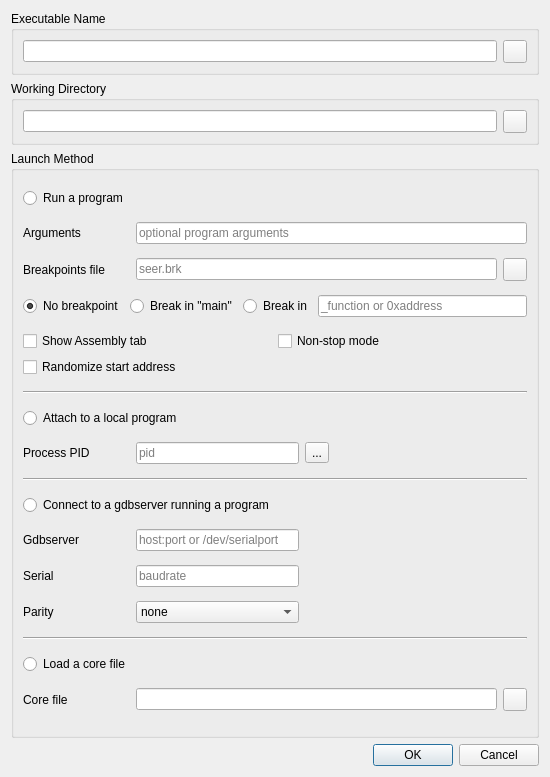
Before: the Qt Designer form src/SeerDebugDialog.ui in epasveer/seer, drawn with Qt 5.
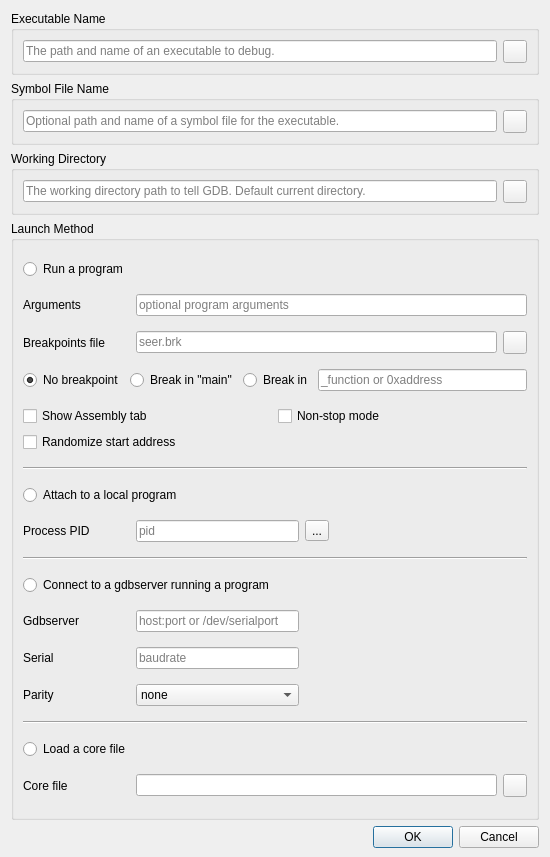
After: the same form once the commit is applied. Icons and pictures are not drawn.

Commit message: Added alternate file to load symbols from (instead of the debugee executable).

Patch:
```diff
--- a/src/SeerDebugDialog.ui
+++ b/src/SeerDebugDialog.ui
@@ -7,24 +7,17 @@
     <x>0</x>
     <y>0</y>
     <width>550</width>
-    <height>777</height>
+    <height>857</height>
    </rect>
   </property>
   <property name="windowTitle">
    <string>Select Executable to Debug</string>
   </property>
-  <layout class="QGridLayout" name="gridLayout_4">
-   <item row="3" column="0">
-    <widget class="QDialogButtonBox" name="buttonBox">
-     <property name="orientation">
-      <enum>Qt::Horizontal</enum>
-     </property>
-     <property name="standardButtons">
-      <set>QDialogButtonBox::Cancel|QDialogButtonBox::Ok</set>
-     </property>
-    </widget>
-   </item>
-   <item row="0" column="0">
+  <layout class="QVBoxLayout" name="verticalLayout">
+   <property name="bottomMargin">
+    <number>9</number>
+   </property>
+   <item>
     <widget class="QGroupBox" name="executableNameGroupBox">
      <property name="title">
       <string>Executable Name</string>
@@ -36,6 +29,9 @@
       <bool>false</bool>
      </property>
      <layout class="QGridLayout" name="gridLayout_2">
+      <property name="bottomMargin">
+       <number>9</number>
+      </property>
       <item row="0" column="0">
        <widget class="QLineEdit" name="executableNameLineEdit">
         <property name="sizePolicy">
@@ -47,6 +43,9 @@
         <property name="toolTip">
          <string>The path and name of an executable to debug.</string>
         </property>
+        <property name="placeholderText">
+         <string>The path and name of an executable to debug.</string>
+        </property>
         <property name="clearButtonEnabled">
          <bool>true</bool>
         </property>
@@ -75,7 +74,61 @@
      </layout>
     </widget>
    </item>
-   <item row="1" column="0">
+   <item>
+    <widget class="QGroupBox" name="executableSymbolNameGroupBox">
+     <property name="title">
+      <string>Symbol File Name</string>
+     </property>
+     <property name="alignment">
+      <set>Qt::AlignLeading|Qt::AlignLeft|Qt::AlignTop</set>
+     </property>
+     <property name="flat">
+      <bool>false</bool>
+     </property>
+     <layout class="QGridLayout" name="gridLayout_4">
+      <item row="0" column="0">
+       <widget class="QLineEdit" name="executableSymbolNameLineEdit">
+        <property name="sizePolicy">
+         <sizepolicy hsizetype="Expanding" vsizetype="Fixed">
+          <horstretch>0</horstretch>
+          <verstretch>0</verstretch>
+         </sizepolicy>
+        </property>
+        <property name="toolTip">
+         <string>Optional path and name of a symbol file for the executable.</string>
+        </property>
+        <property name="placeholderText">
+         <string>Optional path and name of a symbol file for the executable.</string>
+        </property>
+        <property name="clearButtonEnabled">
+         <bool>true</bool>
+        </property>
+       </widget>
+      </item>
+      <item row="0" column="1">
+       <widget class="QToolButton" name="executableSymbolNameToolButton">
+        <property name="sizePolicy">
+         <sizepolicy hsizetype="Minimum" vsizetype="Fixed">
+          <horstretch>0</horstretch>
+          <verstretch>0</verstretch>
+         </sizepolicy>
+        </property>
+        <property name="toolTip">
+         <string>Open a dialog to select the symbol file for the executable.</string>
+        </property>
+        <property name="text">
+         <string/>
+        </property>
+        <property name="icon">
+         <iconset resource="resource.qrc">
+          <normaloff>:/seer/resources/RelaxLightIcons/document-open.svg</normaloff>:/seer/resources/RelaxLightIcons/document-open.svg</iconset>
+        </property>
+       </widget>
+      </item>
+     </layout>
+    </widget>
+   </item>
+   <item>
     <widget class="QGroupBox" name="executableWorkingDirectoryGroupBox">
      <property name="toolTip">
       <string/>
@@ -104,7 +157,10 @@
       <item row="0" column="0">
        <widget class="QLineEdit" name="executableWorkingDirectoryLineEdit">
         <property name="toolTip">
-         <string>The working directory path to tell GDB.</string>
+         <string>The working directory path to tell GDB. Default current directory.</string>
+        </property>
+        <property name="placeholderText">
+         <string>The working directory path to tell GDB. Default current directory.</string>
         </property>
         <property name="clearButtonEnabled">
          <bool>true</bool>
@@ -114,7 +170,7 @@
      </layout>
     </widget>
    </item>
-   <item row="2" column="0">
+   <item>
     <widget class="QGroupBox" name="launchMethodGroupBox">
      <property name="sizePolicy">
       <sizepolicy hsizetype="Preferred" vsizetype="Preferred">
@@ -563,6 +619,16 @@
      </layout>
     </widget>
    </item>
+   <item>
+    <widget class="QDialogButtonBox" name="buttonBox">
+     <property name="orientation">
+      <enum>Qt::Horizontal</enum>
+     </property>
+     <property name="standardButtons">
+      <set>QDialogButtonBox::Cancel|QDialogButtonBox::Ok</set>
+     </property>
+    </widget>
+   </item>
   </layout>
   <zorder>launchMethodGroupBox</zorder>
   <zorder>executableNameGroupBox</zorder>
```
Left out of the diff: 1 changed line with no effect on the pictures. The commit also changes 16 other files.
